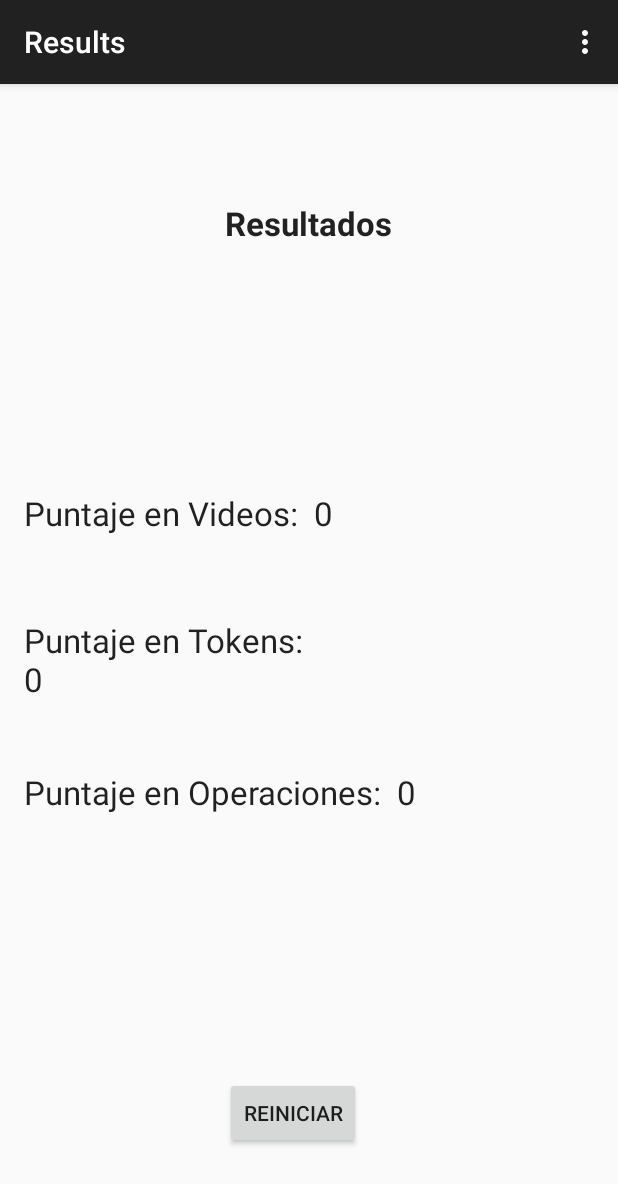
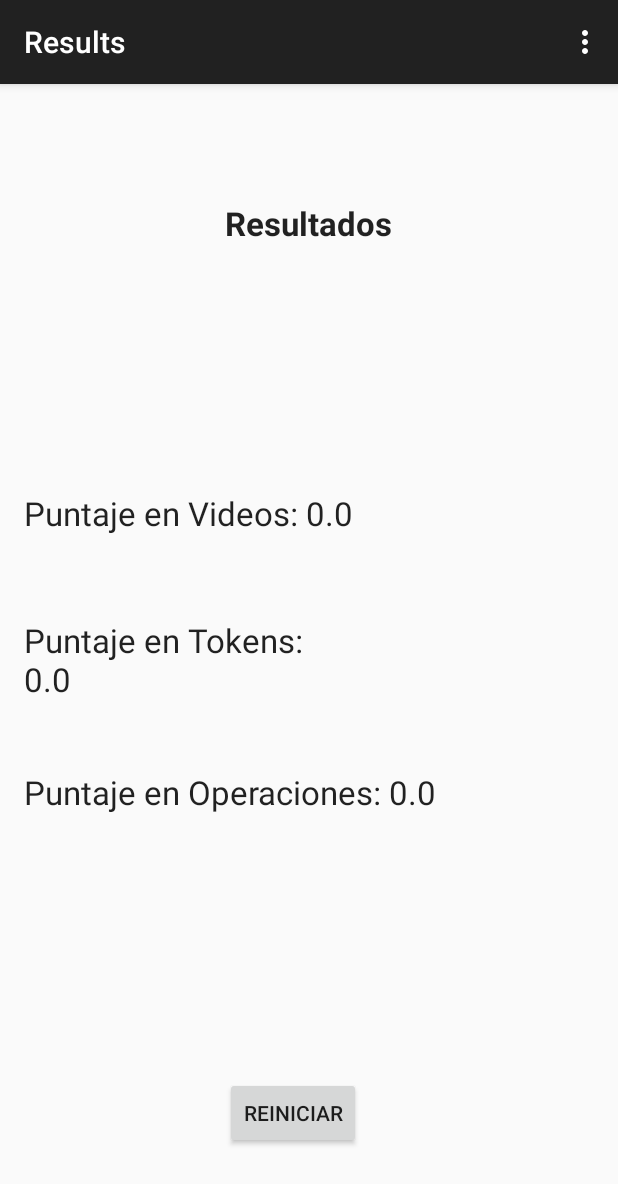
Before and after one commit to henzer/EHealthAphasia, an Android app: the Results screen opened directly, with no data from a screen before it, after a tap on "REINICIAR", on a phone screen of 412 x 824 dp. Shown: the top 1184 px of the screen. Run offline under Robolectric (Android 15) with nearby library versions, the phone set to English and light mode, and no system bars.

Commit message:
Ya unido a resultados los Videos y los Tokens. Pendiente Resultados y Layout Operaciones...

```diff
--- a/app/src/main/java/com/example/al/ehealth/MainActivity.java
+++ b/app/src/main/java/com/example/al/ehealth/MainActivity.java
@@ -16,9 +16,9 @@ public class MainActivity extends AppCompatActivity {
     private Button tokenButton;
 
     private Button resultButton;
-    public static int puntaje_videos = 0;
-    public static int puntaje_tokens = 0;
-    public static int puntaje_operaciones = 0;
+    public static float puntaje_videos = 0;
+    public static float puntaje_tokens = 0;
+    public static float puntaje_operaciones = 0;
     @Override
     protected void onCreate(Bundle savedInstanceState) {
         super.onCreate(savedInstanceState);
--- a/app/src/main/java/com/example/al/ehealth/Results.java
+++ b/app/src/main/java/com/example/al/ehealth/Results.java
@@ -2,6 +2,7 @@ package com.example.al.ehealth;
 
 import android.support.v7.app.ActionBarActivity;
 import android.os.Bundle;
+import android.view.Gravity;
 import android.view.Menu;
 import android.view.MenuItem;
 import android.view.View;
@@ -12,9 +13,10 @@ import android.widget.Toast;
 
 public class Results extends ActionBarActivity {
 
-    int pVideos;
-    int pTokens;
-    int pOperaciones;
+    Results thisContext = this;
+    float pVideos;
+    float pTokens;
+    float pOperaciones;
     TextView pVid;
     TextView pTok;
     TextView pOp;
@@ -31,7 +33,7 @@ public class Results extends ActionBarActivity {
         pTok = (TextView)findViewById(R.id.textView3);
         pOp = (TextView)findViewById(R.id.textView4);
 
-        btRe = (Button)findViewById(R.id.button);
+        btRe = (Button)findViewById(R.id.reset);
 
         pVid.setText(pVid.getText()+" "+pVideos);
         pTok.setText(pTok.getText()+" "+pTokens);
@@ -39,17 +41,21 @@ public class Results extends ActionBarActivity {
 
         btRe.setOnClickListener(new View.OnClickListener() {
             public void onClick(View view) {
-                MainActivity.puntaje_operaciones = 0;
-                MainActivity.puntaje_tokens = 0;
-                MainActivity.puntaje_videos = 0;
+                MainActivity.puntaje_operaciones = 0f;
+                MainActivity.puntaje_tokens = 0f;
+                MainActivity.puntaje_videos = 0f;
 
                 pVideos = MainActivity.puntaje_videos;
                 pTokens = MainActivity.puntaje_tokens;
                 pOperaciones = MainActivity.puntaje_operaciones;
 
-                pVid = (TextView)findViewById(R.id.textView2);
-                pTok = (TextView)findViewById(R.id.textView3);
-                pOp = (TextView)findViewById(R.id.textView4);
+                pVid.setText("Puntaje en Videos: "+pVideos);
+                pTok.setText("Puntaje en Tokens: "+pTokens);
+                pOp.setText("Puntaje en Operaciones: "+pOperaciones);
+
+                Toast t = Toast.makeText(thisContext, "Datos Reiniciados", Toast.LENGTH_SHORT);
+                t.setGravity(Gravity.CENTER, 0, 0);
+                t.show();
             }
         });
 
--- a/app/src/main/java/com/example/al/ehealth/Token.java
+++ b/app/src/main/java/com/example/al/ehealth/Token.java
@@ -157,6 +157,9 @@ public class Token extends ActionBarActivity {
                 //cargar nueva pregunta e imagen
                 preguntasSoFar++;
                 if(preguntasSoFar>10){
+
+                    /*ACA FALTA ACTUALIZAR O NO SE Q A LAS ESTATICAS*/
+                    MainActivity.puntaje_tokens = aciertos / 10.0f;
                     finish();
                     Intent i = new Intent(thisContext, MainActivity.class);
                     startActivity(i);
--- a/app/src/main/java/com/example/al/ehealth/Video.java
+++ b/app/src/main/java/com/example/al/ehealth/Video.java
@@ -78,6 +78,7 @@ public class Video extends ActionBarActivity {
     public void loadNextExercise(){
         cont++;
         if(cont==exercises.size()){
+            MainActivity.puntaje_videos = success / (float) cont;
             finish();
             return;
         }
--- a/app/src/main/res/layout/activity_results.xml
+++ b/app/src/main/res/layout/activity_results.xml
@@ -54,7 +54,7 @@
         android:layout_width="wrap_content"
         android:layout_height="wrap_content"
         android:text="Reiniciar"
-        android:id="@+id/button"
+        android:id="@+id/reset"
         android:layout_marginBottom="42dp"
         android:layout_alignParentBottom="true"
         android:layout_alignLeft="@+id/textView"
```
